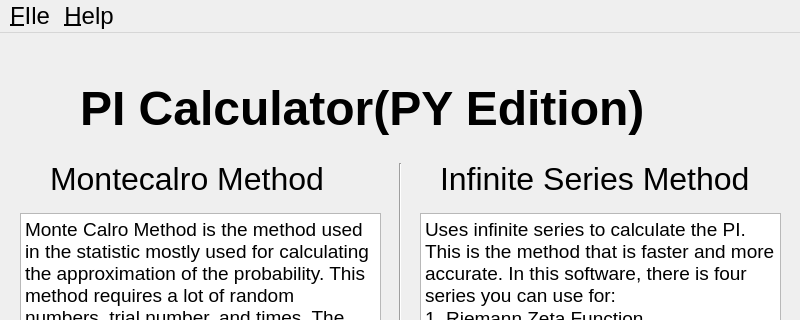
Before: the Qt Designer form Programming/Python/PIGUI(Py edition)/PIGUI/form.ui in kenryuS/KenryusSideProjects, drawn with Qt 5; both pictures show x 0 to 800 and y 0 to 320 of the 800 by 600 pixel window.
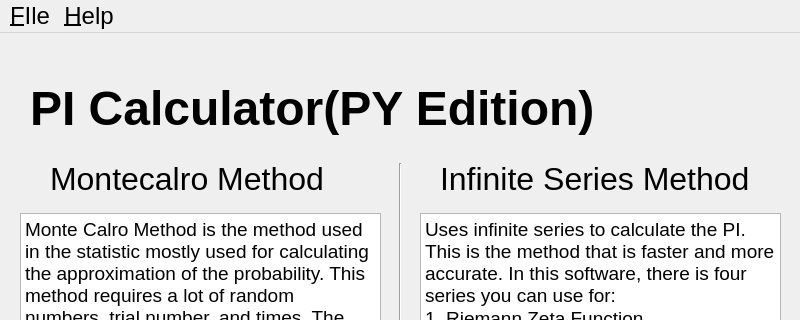
After: the same form once the commit is applied. Icons and pictures are not drawn.

Diff of the .ui file:
```diff
--- a/Programming/Python/PIGUI(Py edition)/PIGUI/form.ui
+++ b/Programming/Python/PIGUI(Py edition)/PIGUI/form.ui
@@ -13,6 +13,7 @@
   <property name="font">
    <font>
     <pointsize>18</pointsize>
+    <weight>50</weight>
     <bold>false</bold>
    </font>
   </property>
@@ -23,15 +24,16 @@
    <widget class="QLabel" name="label">
     <property name="geometry">
      <rect>
-      <x>80</x>
+      <x>30</x>
       <y>20</y>
-      <width>591</width>
+      <width>611</width>
       <height>111</height>
      </rect>
     </property>
     <property name="font">
      <font>
       <pointsize>36</pointsize>
+      <weight>75</weight>
       <bold>true</bold>
      </font>
     </property>
@@ -42,7 +44,7 @@
    <widget class="QLabel" name="label_2">
     <property name="geometry">
      <rect>
-      <x>620</x>
+      <x>660</x>
       <y>30</y>
       <width>91</width>
       <height>91</height>
```
Left out of the diff: 35 changed lines with no effect on the pictures.
